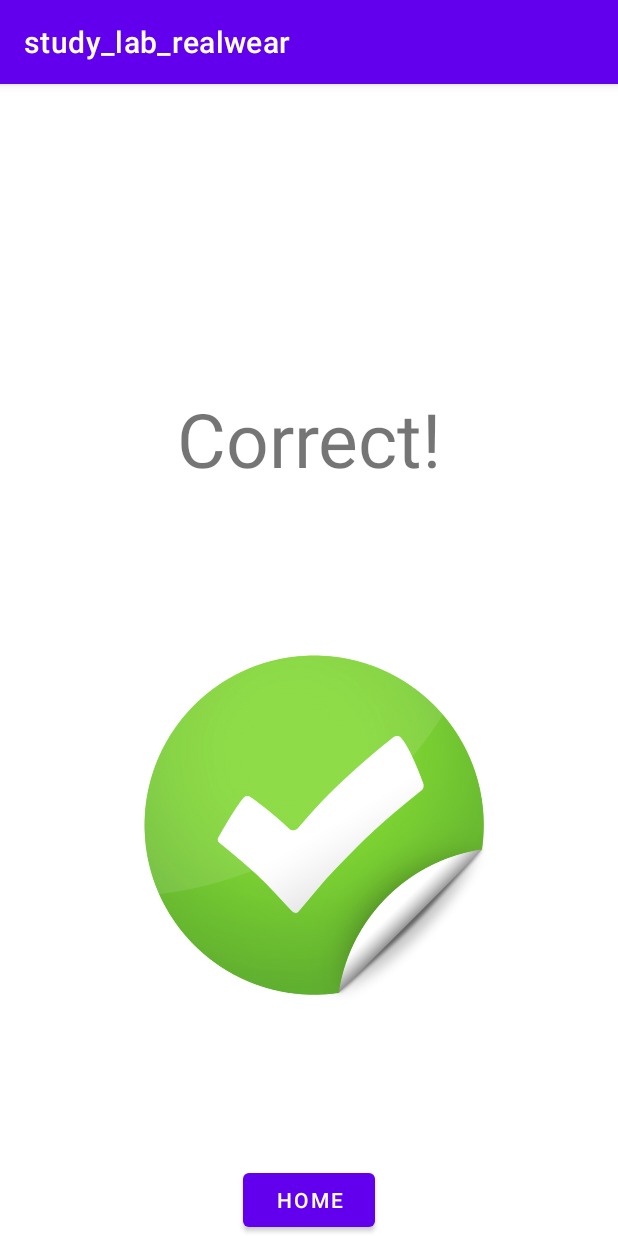
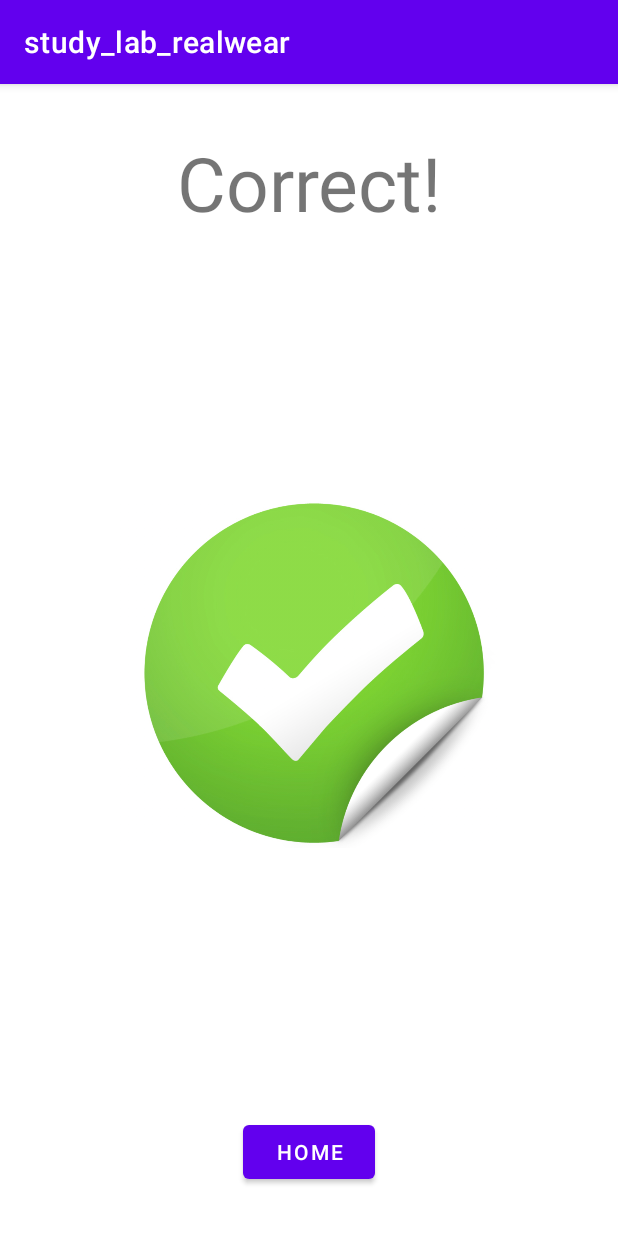
Before and after one commit to chaeheejo/study_lab_realwear, an Android app: the CorrectFragment screen opened through its navigation route, on a phone screen of 412 x 824 dp. Run offline under Robolectric (Android 15) with nearby library versions, the phone set to English and light mode, and no system bars; our stand-ins replace Firebase (no records; nobody signed in at launch, a user with empty details on screens opened directly); 3 statements that could not run were skipped.

Commit message:
layout change

```diff
--- a/app/src/main/res/layout/fragment_correct.xml
+++ b/app/src/main/res/layout/fragment_correct.xml
@@ -11,11 +11,12 @@
         android:id="@+id/correct_tv_text"
         android:layout_width="wrap_content"
         android:layout_height="wrap_content"
+        android:layout_marginTop="32dp"
         android:text="@string/tv_correct"
         android:textSize="50sp"
-        app:layout_constraintBottom_toTopOf="@+id/correct_iv"
         app:layout_constraintEnd_toEndOf="parent"
-        app:layout_constraintStart_toStartOf="parent" />
+        app:layout_constraintStart_toStartOf="parent"
+        app:layout_constraintTop_toTopOf="parent" />
 
     <ImageView
         android:id="@+id/correct_iv"
@@ -24,12 +25,14 @@
         android:src="@drawable/image_correct"
         app:layout_constraintBottom_toTopOf="@+id/correct_bt_home"
         app:layout_constraintEnd_toEndOf="parent"
-        app:layout_constraintStart_toStartOf="parent" />
+        app:layout_constraintStart_toStartOf="parent"
+        app:layout_constraintTop_toBottomOf="@+id/correct_tv_text" />
 
     <Button
         android:id="@+id/correct_bt_home"
         android:layout_width="wrap_content"
         android:layout_height="wrap_content"
+        android:layout_marginBottom="32dp"
         android:text="@string/bt_home"
         app:layout_constraintBottom_toBottomOf="parent"
         app:layout_constraintEnd_toEndOf="parent"
--- a/app/src/main/res/values/strings.xml
+++ b/app/src/main/res/values/strings.xml
@@ -5,7 +5,7 @@
     <string name="tv_correct">Correct!</string>
     <string name="bt_home">home</string>
     <string name="bt_start">start</string>
-    <string name="tv_main">This is realWear Study Lab_student</string>
+    <string name="tv_main">This is realWear App by Study Lab_student</string>
     <string name="bt_one">1</string>
     <string name="bt_two">2</string>
     <string name="bt_three">3</string>
```
Also changed, not shown: app/src/main/res/layout/fragment_wrong.xml (+6 -3 lines).
